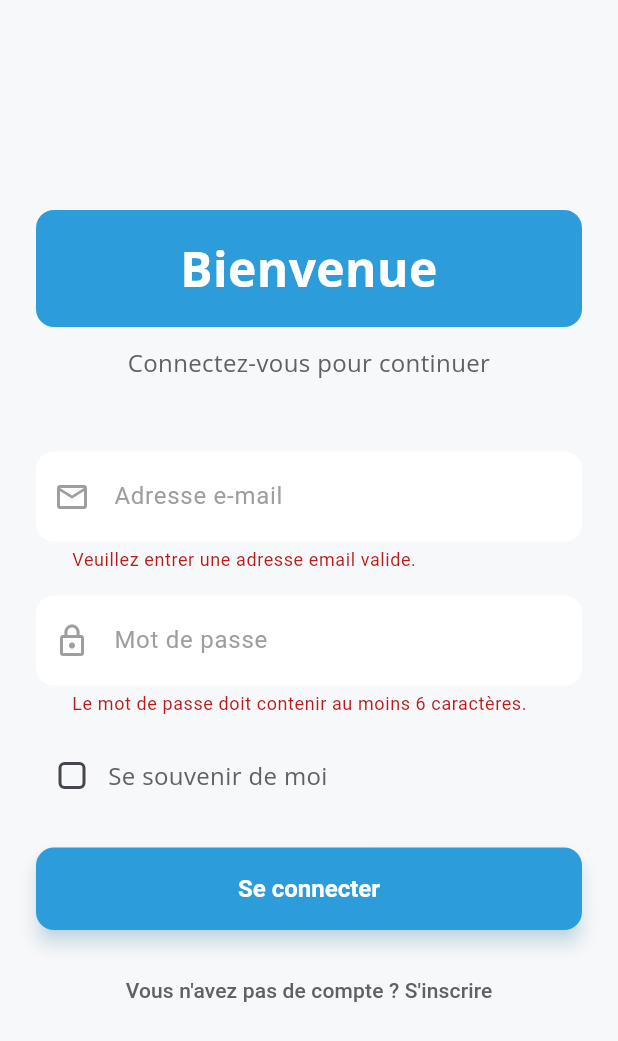
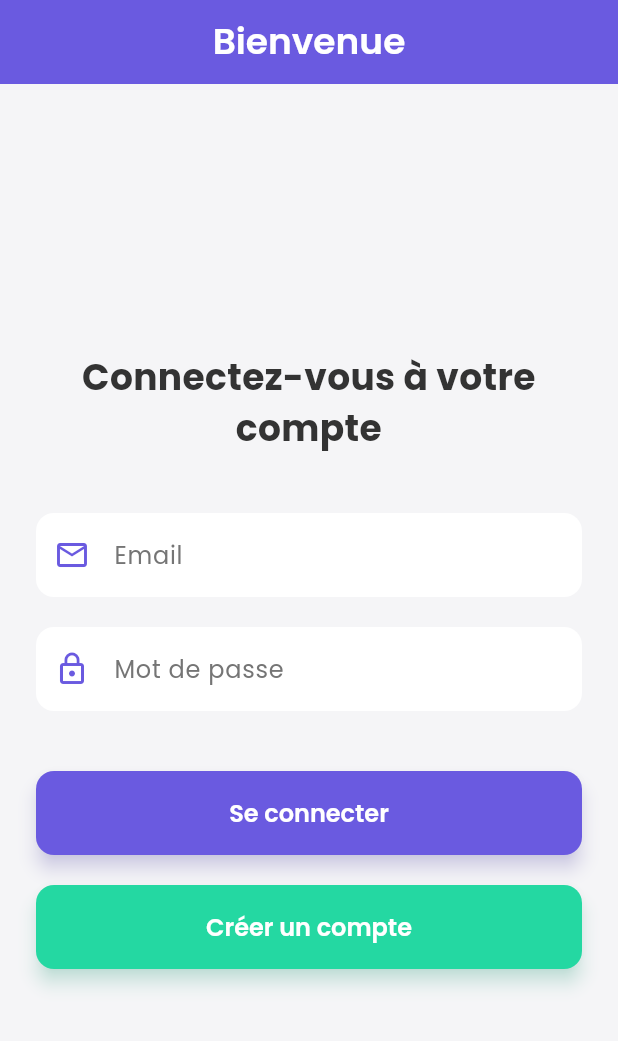
Before and after one commit to omaxcitizen-oss/glycplus, a Flutter app: the screen it shows after launch, after a tap on "Se connecter", on a phone screen of 412 x 824 dp. Shown: the top 1041 px of the screen. Run offline on Flutter 3.47's test engine with Material 3 defaults, Android fonts, the phone set to English and light mode, and no system bars; our stand-ins replace cloud_firestore, csv, file_picker, firebase_ai, firebase_auth, firebase_core and 2 more; missing offline and left inert: myapp; accounts and stored records are empty.

Commit message:
Initial commit

```diff
--- a/lib/main.dart
+++ b/lib/main.dart
@@ -4,6 +4,7 @@ import 'package:google_fonts/google_fonts.dart';
 import 'package:provider/provider.dart';
 import 'package:firebase_auth/firebase_auth.dart';
 
+import 'providers/theme_provider.dart';
 import 'services/auth_service.dart';
 import 'services/firestore_service.dart';
 import 'services/notification_service.dart';
@@ -17,29 +18,7 @@ void main() async {
   await Firebase.initializeApp(
     options: DefaultFirebaseOptions.currentPlatform,
   );
-  runApp(
-    ChangeNotifierProvider(
-      create: (context) => ThemeProvider(),
-      child: const MyApp(),
-    ),
-  );
-}
-
-class ThemeProvider with ChangeNotifier {
-  ThemeMode _themeMode = ThemeMode.system;
-
-  ThemeMode get themeMode => _themeMode;
-
-  void toggleTheme() {
-    _themeMode =
-        _themeMode == ThemeMode.light ? ThemeMode.dark : ThemeMode.light;
-    notifyListeners();
-  }
-
-  void setSystemTheme() {
-    _themeMode = ThemeMode.system;
-    notifyListeners();
-  }
+  runApp(const MyApp());
 }
 
 class MyApp extends StatelessWidget {
@@ -97,7 +76,7 @@ class MyApp extends StatelessWidget {
       elevatedButtonTheme: ElevatedButtonThemeData(
         style: ElevatedButton.styleFrom(
           foregroundColor: Colors.black,
-          backgroundColor: Colors.deepPurple.shade200, // Corrected line
+          backgroundColor: Colors.deepPurple.shade200,
           shape: RoundedRectangleBorder(borderRadius: BorderRadius.circular(8)),
           padding: const EdgeInsets.symmetric(horizontal: 24, vertical: 12),
           textStyle:
@@ -108,6 +87,7 @@ class MyApp extends StatelessWidget {
 
     return MultiProvider(
       providers: [
+        ChangeNotifierProvider(create: (context) => ThemeProvider()),
         Provider<AuthService>(
           create: (_) => AuthService(FirebaseAuth.instance),
         ),
@@ -132,7 +112,7 @@ class MyApp extends StatelessWidget {
             theme: lightTheme,
             darkTheme: darkTheme,
             themeMode: themeProvider.themeMode,
-            home: const AuthWrapper(),
+            home: const AuthGate(),
             debugShowCheckedModeBanner: false,
           );
         },
@@ -141,17 +121,23 @@ class MyApp extends StatelessWidget {
   }
 }
 
-class AuthWrapper extends StatelessWidget {
-  const AuthWrapper({super.key});
+class AuthGate extends StatelessWidget {
+  const AuthGate({super.key});
 
   @override
   Widget build(BuildContext context) {
-    final user = Provider.of<User?>(context);
-
-    if (user != null) {
-      return DashboardScreen(user: user);
-    } else {
-      return const AuthScreen();
-    }
+    return StreamBuilder<User?>(
+      stream: FirebaseAuth.instance.authStateChanges(),
+      builder: (context, snapshot) {
+        if (snapshot.connectionState == ConnectionState.waiting) {
+          return const Center(child: CircularProgressIndicator());
+        }
+        if (snapshot.hasData) {
+          return DashboardScreen(user: snapshot.data!);
+        } else {
+          return const AuthPage();
+        }
+      },
+    );
   }
 }
--- /dev/null
+++ b/lib/providers/theme_provider.dart
@@ -0,0 +1,17 @@
+import 'package:flutter/material.dart';
+
+class ThemeProvider with ChangeNotifier {
+  ThemeMode _themeMode = ThemeMode.system;
+
+  ThemeMode get themeMode => _themeMode;
+
+  void toggleTheme() {
+    _themeMode = _themeMode == ThemeMode.light ? ThemeMode.dark : ThemeMode.light;
+    notifyListeners();
+  }
+
+  void setSystemTheme() {
+    _themeMode = ThemeMode.system;
+    notifyListeners();
+  }
+}
--- a/lib/screens/auth_screen.dart
+++ b/lib/screens/auth_screen.dart
@@ -1,288 +1,149 @@
+
 import 'package:flutter/material.dart';
-import 'package:provider/provider.dart';
-import 'package:firebase_auth/firebase_auth.dart'; // Import FirebaseAuth
+import 'package:google_fonts/google_fonts.dart';
 
-import '../services/auth_service.dart';
-
-enum AuthMode { connexion, creationCompte }
-
-class AuthScreen extends StatefulWidget {
-  const AuthScreen({super.key});
+class AuthPage extends StatefulWidget {
+  const AuthPage({super.key});
 
   @override
-  State<AuthScreen> createState() => _AuthScreenState();
+  State<AuthPage> createState() => _AuthPageState();
 }
 
-class _AuthScreenState extends State<AuthScreen> {
-  final _formKey = GlobalKey<FormState>();
-  final _emailController = TextEditingController();
-  final _passwordController = TextEditingController();
-  final _usernameController = TextEditingController();
-  AuthMode _authMode = AuthMode.connexion;
-  bool _isLoading = false;
-  bool _rememberMe = false;
-  String? _errorMessage;
-
-  void _switchAuthMode() {
-    _formKey.currentState?.reset();
-    setState(() {
-      _authMode = _authMode == AuthMode.connexion
-          ? AuthMode.creationCompte
-          : AuthMode.connexion;
-      _errorMessage = null;
-    });
-  }
-
-  Future<void> _submit() async {
-    if (!_formKey.currentState!.validate()) {
-      return;
-    }
-    _formKey.currentState!.save();
-
-    setState(() {
-      _isLoading = true;
-      _errorMessage = null;
-    });
-
-    final authService = Provider.of<AuthService>(context, listen: false);
-
-    try {
-      if (_authMode == AuthMode.connexion) {
-        await authService.signInWithEmailAndPassword(
-          _emailController.text,
-          _passwordController.text,
-          _rememberMe,
-        );
-      } else {
-        await authService.createUserWithEmailAndPassword(
-          _emailController.text,
-          _passwordController.text,
-          _usernameController.text,
-        );
-      }
-    } on FirebaseAuthException catch (e) {
-      if (mounted) {
-        setState(() {
-          _errorMessage = e.message;
-        });
-      }
-    } catch (e) {
-      if (mounted) {
-        setState(() {
-          _errorMessage = 'Une erreur inconnue est survenue.';
-        });
-      }
-    }
-
-    if (mounted) {
-      setState(() {
-        _isLoading = false;
-      });
-    }
-  }
+class _AuthPageState extends State<AuthPage> {
+  final emailController = TextEditingController();
+  final passwordController = TextEditingController();
 
   @override
   Widget build(BuildContext context) {
-    final isConnecting = _authMode == AuthMode.connexion;
-
-    // Common style for input fields
-    final inputDecoration = InputDecoration(
-      labelStyle: const TextStyle(color: Colors.grey),
-      contentPadding:
-          const EdgeInsets.symmetric(vertical: 18.0, horizontal: 20.0),
-      filled: true,
-      fillColor: Colors.white,
-      border: OutlineInputBorder(
-        borderRadius: BorderRadius.circular(12),
-        borderSide: BorderSide.none,
-      ),
-      enabledBorder: OutlineInputBorder(
-        borderRadius: BorderRadius.circular(12),
-        borderSide: BorderSide(color: Colors.grey.shade300),
-      ),
-      focusedBorder: OutlineInputBorder(
-        borderRadius: BorderRadius.circular(12),
-        borderSide: const BorderSide(color: Color(0xFF2D9CDB), width: 2.0),
-      ),
-    );
+    // Palette de couleurs moderne et conviviale
+    const primaryColor = Color(0xFF6A5AE0); // Un bleu-violet vibrant
+    const secondaryColor = Color(0xFF24D8A2); // Un vert menthe frais
+    const backgroundColor = Color(0xFFF5F5F7);
+    const textColor = Color(0xFF333333);
+    const textFieldBackgroundColor = Colors.white;
 
     return Scaffold(
-      backgroundColor: const Color(0xFFF7F8F9),
-      body: SafeArea(
-        child: Center(
+      backgroundColor: backgroundColor,
+      appBar: AppBar(
+        title: Text(
+          "Bienvenue",
+          style: GoogleFonts.poppins(
+            fontWeight: FontWeight.w600,
+            color: Colors.white,
+          ),
+        ),
+        backgroundColor: primaryColor,
+        elevation: 0,
+        centerTitle: true,
+      ),
+      body: Center(
         child: SingleChildScrollView(
+          child: Padding(
             padding: const EdgeInsets.symmetric(horizontal: 24.0),
-            child: Form(
-              key: _formKey,
             child: Column(
               mainAxisAlignment: MainAxisAlignment.center,
               crossAxisAlignment: CrossAxisAlignment.stretch,
-                children: <Widget>[
-                  // Page Title
-                  Container(
-                    padding: const EdgeInsets.symmetric(vertical: 16.0),
-                    decoration: BoxDecoration(
-                      color: const Color(0xFF2D9CDB),
-                      borderRadius: BorderRadius.circular(12),
+              children: [
+                Text(
+                  'Connectez-vous à votre compte',
+                  textAlign: TextAlign.center,
+                  style: GoogleFonts.poppins(
+                    fontSize: 24,
+                    fontWeight: FontWeight.bold,
+                    color: textColor,
+                  ),
+                ),
+                const SizedBox(height: 40),
+                // --- Champ Email ---
+                TextField(
+                  controller: emailController,
+                  keyboardType: TextInputType.emailAddress,
+                  style: GoogleFonts.poppins(color: textColor),
+                  decoration: InputDecoration(
+                    labelText: "Email",
+                    labelStyle: GoogleFonts.poppins(color: Colors.grey[600]),
+                    prefixIcon:
+                        const Icon(Icons.email_outlined, color: primaryColor),
+                    filled: true,
+                    fillColor: textFieldBackgroundColor,
+                    border: OutlineInputBorder(
+                      borderRadius: BorderRadius.circular(12.0),
+                      borderSide: BorderSide.none,
+                    ),
+                    focusedBorder: OutlineInputBorder(
+                      borderRadius: BorderRadius.circular(12.0),
+                      borderSide: const BorderSide(color: primaryColor, width: 2),
+                    ),
+                  ),
+                ),
+                const SizedBox(height: 20),
+                // --- Champ Mot de passe ---
+                TextField(
+                  controller: passwordController,
+                  obscureText: true,
+                  style: GoogleFonts.poppins(color: textColor),
+                  decoration: InputDecoration(
+                    labelText: "Mot de passe",
+                    labelStyle: GoogleFonts.poppins(color: Colors.grey[600]),
+                    prefixIcon:
+                        const Icon(Icons.lock_outline, color: primaryColor),
+                    filled: true,
+                    fillColor: textFieldBackgroundColor,
+                    border: OutlineInputBorder(
+                      borderRadius: BorderRadius.circular(12.0),
+                      borderSide: BorderSide.none,
+                    ),
+                    focusedBorder: OutlineInputBorder(
+                      borderRadius: BorderRadius.circular(12.0),
+                      borderSide: const BorderSide(color: primaryColor, width: 2),
+                    ),
+                  ),
+                ),
+                const SizedBox(height: 40),
+                // --- Bouton Se connecter ---
+                ElevatedButton(
+                  onPressed: () {
+                    // logique Firebase auth (inchangée)
+                  },
+                  style: ElevatedButton.styleFrom(
+                    backgroundColor: primaryColor,
+                    padding: const EdgeInsets.symmetric(vertical: 16),
+                    shape: RoundedRectangleBorder(
+                      borderRadius: BorderRadius.circular(12.0),
+                    ),
+                    elevation: 5,
+                    shadowColor: primaryColor.withOpacity(0.4),
                   ),
                   child: Text(
-                      isConnecting ? "Bienvenue" : "Créez votre compte",
-                      textAlign: TextAlign.center,
-                      style: const TextStyle(
-                        fontSize: 32,
-                        fontWeight: FontWeight.bold,
+                    "Se connecter",
+                    style: GoogleFonts.poppins(
+                      fontSize: 16,
+                      fontWeight: FontWeight.w600,
                       color: Colors.white,
                     ),
                   ),
                 ),
-                  const SizedBox(height: 12),
-                  Text(
-                    isConnecting
-                        ? "Connectez-vous pour continuer"
-                        : "Rejoignez-nous en quelques étapes",
-                    textAlign: TextAlign.center,
-                    style: TextStyle(
-                      fontSize: 16,
-                      color: Colors.grey[700],
-                    ),
-                  ),
-                  const SizedBox(height: 48),
-
-                  // Username Field (only for account creation)
-                  if (!isConnecting) ...[
-                    TextFormField(
-                      controller: _usernameController,
-                      style: const TextStyle(
-                          fontSize: 16, color: Color(0xFF333333)),
-                      decoration: inputDecoration.copyWith(
-                        labelText: 'Pseudo',
-                        prefixIcon: const Icon(Icons.person_outline,
-                            color: Colors.grey),
-                      ),
-                      validator: (value) {
-                        if (value == null || value.isEmpty) {
-                          return 'Veuillez entrer un pseudo.';
-                        }
-                        return null;
+                const SizedBox(height: 20),
+                // --- Bouton Créer un compte ---
+                ElevatedButton(
+                  onPressed: () {
+                    // logique inscription (inchangée)
                   },
-                    ),
-                    const SizedBox(height: 16),
-                  ],
-
-                  // Email Field
-                  TextFormField(
-                    controller: _emailController,
-                    style:
-                        const TextStyle(fontSize: 16, color: Color(0xFF333333)),
-                    decoration: inputDecoration.copyWith(
-                      labelText: 'Adresse e-mail',
-                      prefixIcon:
-                          const Icon(Icons.email_outlined, color: Colors.grey),
-                    ),
-                    keyboardType: TextInputType.emailAddress,
-                    validator: (value) {
-                      if (value == null ||
-                          !value.contains('@') ||
-                          !value.contains('.')) {
-                        return 'Veuillez entrer une adresse email valide.';
-                      }
-                      return null;
-                    },
-                  ),
-                  const SizedBox(height: 16),
-
-                  // Password Field
-                  TextFormField(
-                    controller: _passwordController,
-                    style:
-                        const TextStyle(fontSize: 16, color: Color(0xFF333333)),
-                    decoration: inputDecoration.copyWith(
-                      labelText: 'Mot de passe',
-                      prefixIcon:
-                          const Icon(Icons.lock_outline, color: Colors.grey),
-                    ),
-                    obscureText: true,
-                    validator: (value) {
-                      if (value == null || value.length < 6) {
-                        return 'Le mot de passe doit contenir au moins 6 caractères.';
-                      }
-                      return null;
-                    },
-                  ),
-                  const SizedBox(height: 16),
-
-                  // Remember Me Checkbox
-                  if (isConnecting)
-                    Row(
-                      children: [
-                        Checkbox(
-                          value: _rememberMe,
-                          onChanged: (newValue) {
-                            setState(() {
-                              _rememberMe = newValue!;
-                            });
-                          },
-                          activeColor: const Color(0xFF2D9CDB),
+                  style: ElevatedButton.styleFrom(
+                    backgroundColor: secondaryColor,
+                    padding: const EdgeInsets.symmetric(vertical: 16),
                     shape: RoundedRectangleBorder(
-                            borderRadius: BorderRadius.circular(4),
-                          ),
-                        ),
-                        Text('Se souvenir de moi',
-                            style: TextStyle(
-                                fontSize: 16, color: Colors.grey[700])),
-                      ],
-                    ),
-
-                  const SizedBox(height: 24),
-
-                  // Error Message Display
-                  if (_errorMessage != null)
-                    Padding(
-                      padding: const EdgeInsets.only(bottom: 16.0),
-                      child: Text(
-                        _errorMessage!,
-                        textAlign: TextAlign.center,
-                        style: const TextStyle(color: Colors.red, fontSize: 14),
-                      ),
-                    ),
-
-                  // Loading Indicator or Submit Button
-                  _isLoading
-                      ? const Center(child: CircularProgressIndicator())
-                      : ElevatedButton(
-                          style: ElevatedButton.styleFrom(
-                            backgroundColor: const Color(0xFF2D9CDB),
-                            foregroundColor: Colors.white,
-                            padding: const EdgeInsets.symmetric(vertical: 18),
-                            shape: RoundedRectangleBorder(
-                              borderRadius: BorderRadius.circular(12),
+                      borderRadius: BorderRadius.circular(12.0),
                     ),
                     elevation: 5,
-                            shadowColor:
-                                const Color(0xFF2D9CDB).withOpacity(0.4),
+                    shadowColor: secondaryColor.withOpacity(0.4),
                   ),
-                          onPressed: _submit,
                   child: Text(
-                            isConnecting ? 'Se connecter' : 'Créer un compte',
-                            style: const TextStyle(
+                    "Créer un compte",
+                    style: GoogleFonts.poppins(
                       fontSize: 16,
-                              fontWeight: FontWeight.bold,
-                            ),
-                          ),
-                        ),
-
-                  const SizedBox(height: 16),
-
-                  // Switch Auth Mode Button
-                  TextButton(
-                    onPressed: _switchAuthMode,
-                    child: Text(
-                      isConnecting
-                          ? "Vous n'avez pas de compte ? S'inscrire"
-                          : "Vous avez déjà un compte ? Se connecter",
-                      style: TextStyle(
-                        color: Colors.grey[700],
-                        fontWeight: FontWeight.w500,
+                      fontWeight: FontWeight.w600,
+                      color: Colors.white,
                     ),
                   ),
                 ),
@@ -291,7 +152,6 @@ class _AuthScreenState extends State<AuthScreen> {
           ),
         ),
       ),
-      ),
     );
   }
 }
--- /dev/null
+++ b/lib/services/ai_service.dart
@@ -0,0 +1,55 @@
+
+import 'dart:async';
+import 'package:firebase_ai/firebase_ai.dart';
+
+class AIService {
+  final FirebaseVertexAI _vertexAI;
+
+  // Private constructor
+  AIService._(this._vertexAI);
+
+  // Singleton instance
+  static AIService? _instance;
+
+  // Factory constructor to provide a single instance
+  factory AIService() {
+    if (_instance == null) {
+      final vertexAI = FirebaseVertexAI.instance;
+      _instance = AIService._(vertexAI);
+    }
+    return _instance!;
+  }
+
+  // Example: Generate text from a prompt
+  Future<String> generateText(String prompt) async {
+    try {
+      final model = _vertexAI.generativeModel(model: 'gemini-1.5-flash');
+      final response = await model.generateContent([Content.text(prompt)]);
+
+      return response.text ?? 'No response from the model.';
+    } catch (e) {
+      print('Error generating text: $e');
+      return 'Error: Could not get a response from the AI model.';
+    }
+  }
+
+  // Example: Generate text from a multimodal prompt (text and image)
+  // The image should be passed as bytes (Uint8List)
+  /*
+  Future<String> analyzeImage(String promptText, Uint8List imageData) async {
+    try {
+      final model = _vertexAI.generativeModel(model: 'gemini-1.5-flash-vision-preview');
+      final content = Content.multi([
+        TextPart(promptText),
+        DataPart('image/jpeg', imageData), // Assuming JPEG format
+      ]);
+
+      final response = await model.generateContent([content]);
+      return response.text ?? 'No response from the model.';
+    } catch (e) {
+      print('Error analyzing image: $e');
+      return 'Error: Could not analyze the image.';
+    }
+  }
+  */
+}
--- a/pubspec.yaml
+++ b/pubspec.yaml
@@ -29,6 +29,7 @@ dependencies:
   shared_preferences: ^2.5.3
   file_picker: ^8.0.7
   http: ^1.5.0
+  firebase_ai: ^3.3.0
 
 dev_dependencies:
   flutter_test:
```
Also changed, not shown: pubspec.lock. Lines whose indentation alone changed are shown as unchanged.
